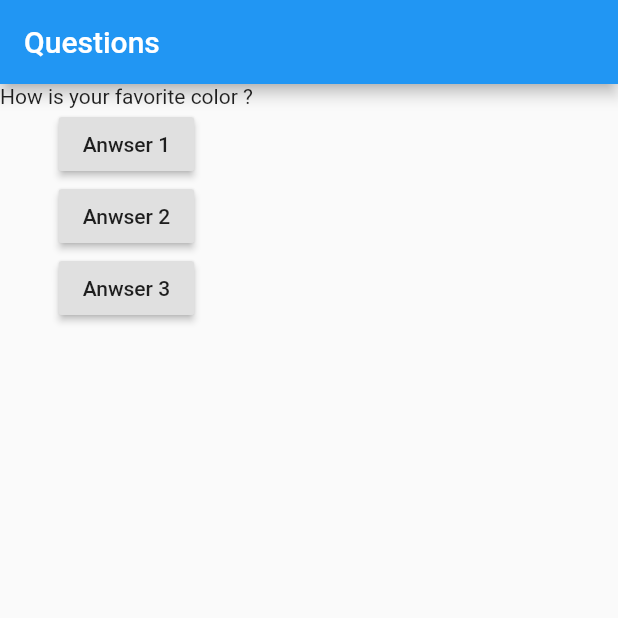
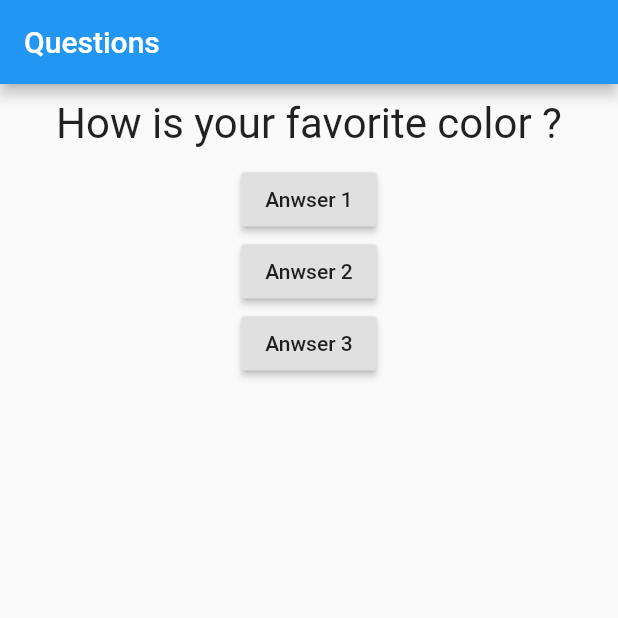
Before and after one commit to robsonoduarte/learn-flutter, a Flutter app: the screen it shows after launch, on a phone screen of 412 x 824 dp, the top half of it. Run offline on Flutter 3.47's test engine with Material 2 defaults, Android fonts, the light colour scheme and no system bars.

Commit message:
new componet

```diff
--- a/flutter-curse/flutter_basic/lib/main.dart
+++ b/flutter-curse/flutter_basic/lib/main.dart
@@ -1,4 +1,5 @@
 import 'package:flutter/material.dart';
+import 'package:flutter_basic/question.dart';
 
 main() => runApp(QuestionApp());
 
@@ -23,7 +24,7 @@ class _QuestionAppState extends State<QuestionApp>{
             title: Text('Questions'),
           ),body: Column(
           children: [
-            Text(questions[_questionSelected]),
+            Question(questions[_questionSelected]),
             RaisedButton(
               child: Text('Anwser 1'),
               onPressed: _answer,
--- /dev/null
+++ b/flutter-curse/flutter_basic/lib/question.dart
@@ -0,0 +1,23 @@
+import 'package:flutter/cupertino.dart';
+import 'package:flutter/material.dart';
+
+class Question extends StatelessWidget {
+  final String text;
+
+  Question(this.text);
+
+  @override
+  Widget build(BuildContext context) {
+    return Container(
+      width: double.infinity,
+      margin: EdgeInsets.all(10),
+      child: Text(
+        text,
+        style: TextStyle(
+          fontSize: 28,
+        ),
+        textAlign: TextAlign.center,
+      ),
+    );
+  }
+}
```
